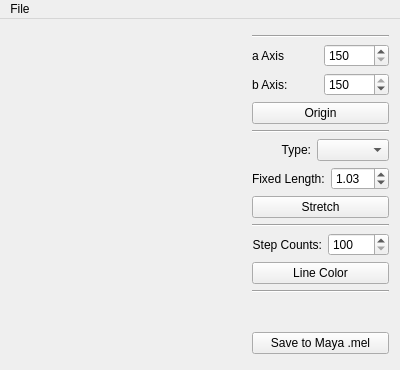
Qt form mainwindow.ui (leeowen/tyre) before a commit.
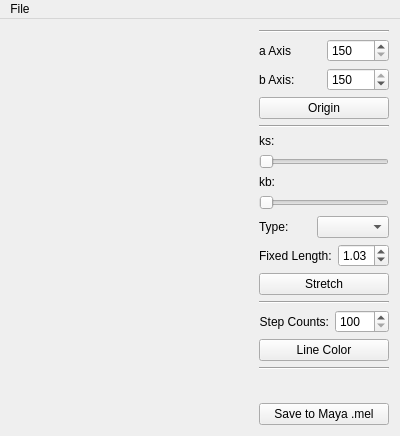
The same form after that commit. Custom widgets are drawn as their Qt base class.

Commit message: ks,kb slider

Patch:
```diff
--- a/mainwindow.ui
+++ b/mainwindow.ui
@@ -7,7 +7,7 @@
     <x>0</x>
     <y>0</y>
     <width>400</width>
-    <height>370</height>
+    <height>436</height>
    </rect>
   </property>
   <property name="windowTitle">
@@ -27,19 +27,6 @@
     </item>
     <item>
      <layout class="QVBoxLayout" name="verticalLayout">
-      <item>
-       <spacer name="verticalSpacer_2">
-        <property name="orientation">
-         <enum>Qt::Vertical</enum>
-        </property>
-        <property name="sizeHint" stdset="0">
-         <size>
-          <width>137</width>
-          <height>13</height>
-         </size>
-        </property>
-       </spacer>
-      </item>
       <item>
        <widget class="Line" name="line_3">
         <property name="orientation">
@@ -115,6 +102,64 @@
         </property>
        </widget>
       </item>
+      <item>
+       <widget class="QLabel" name="ks_label">
+        <property name="text">
+         <string>ks:</string>
+        </property>
+        <property name="buddy">
+         <cstring>ksSlider</cstring>
+        </property>
+       </widget>
+      </item>
+      <item>
+       <widget class="QSlider" name="ksSlider">
+        <property name="sizePolicy">
+         <sizepolicy hsizetype="Preferred" vsizetype="Minimum">
+          <horstretch>0</horstretch>
+          <verstretch>0</verstretch>
+         </sizepolicy>
+        </property>
+        <property name="minimum">
+         <number>100</number>
+        </property>
+        <property name="maximum">
+         <number>550</number>
+        </property>
+        <property name="orientation">
+         <enum>Qt::Horizontal</enum>
+        </property>
+       </widget>
+      </item>
+      <item>
+       <widget class="QLabel" name="kb_label">
+        <property name="text">
+         <string>kb:</string>
+        </property>
+        <property name="buddy">
+         <cstring>kbSlider</cstring>
+        </property>
+       </widget>
+      </item>
+      <item>
+       <widget class="QSlider" name="kbSlider">
+        <property name="sizePolicy">
+         <sizepolicy hsizetype="Preferred" vsizetype="Minimum">
+          <horstretch>0</horstretch>
+          <verstretch>0</verstretch>
+         </sizepolicy>
+        </property>
+        <property name="minimum">
+         <number>600</number>
+        </property>
+        <property name="maximum">
+         <number>3000</number>
+        </property>
+        <property name="orientation">
+         <enum>Qt::Horizontal</enum>
+        </property>
+       </widget>
+      </item>
       <item>
        <layout class="QHBoxLayout" name="horizontalLayout">
         <item>
@@ -126,7 +171,7 @@
            <string>Type:</string>
           </property>
           <property name="alignment">
-           <set>Qt::AlignRight|Qt::AlignTrailing|Qt::AlignVCenter</set>
+           <set>Qt::AlignLeading|Qt::AlignLeft|Qt::AlignVCenter</set>
           </property>
           <property name="buddy">
            <cstring>comboStretchTypeBox</cstring>
@@ -233,14 +278,14 @@
        </widget>
       </item>
       <item>
-       <spacer name="verticalSpacer_3">
+       <spacer name="verticalSpacer">
         <property name="orientation">
          <enum>Qt::Vertical</enum>
         </property>
         <property name="sizeHint" stdset="0">
          <size>
           <width>20</width>
-          <height>40</height>
+          <height>28</height>
          </size>
         </property>
        </spacer>
@@ -252,19 +297,6 @@
         </property>
        </widget>
       </item>
-      <item>
-       <spacer name="verticalSpacer">
-        <property name="orientation">
-         <enum>Qt::Vertical</enum>
-        </property>
-        <property name="sizeHint" stdset="0">
-         <size>
-          <width>137</width>
-          <height>13</height>
-         </size>
-        </property>
-       </spacer>
-      </item>
      </layout>
     </item>
    </layout>
```
Left out of the diff: 6 changed lines with no effect on the pictures. The commit also changes 3 other files.
